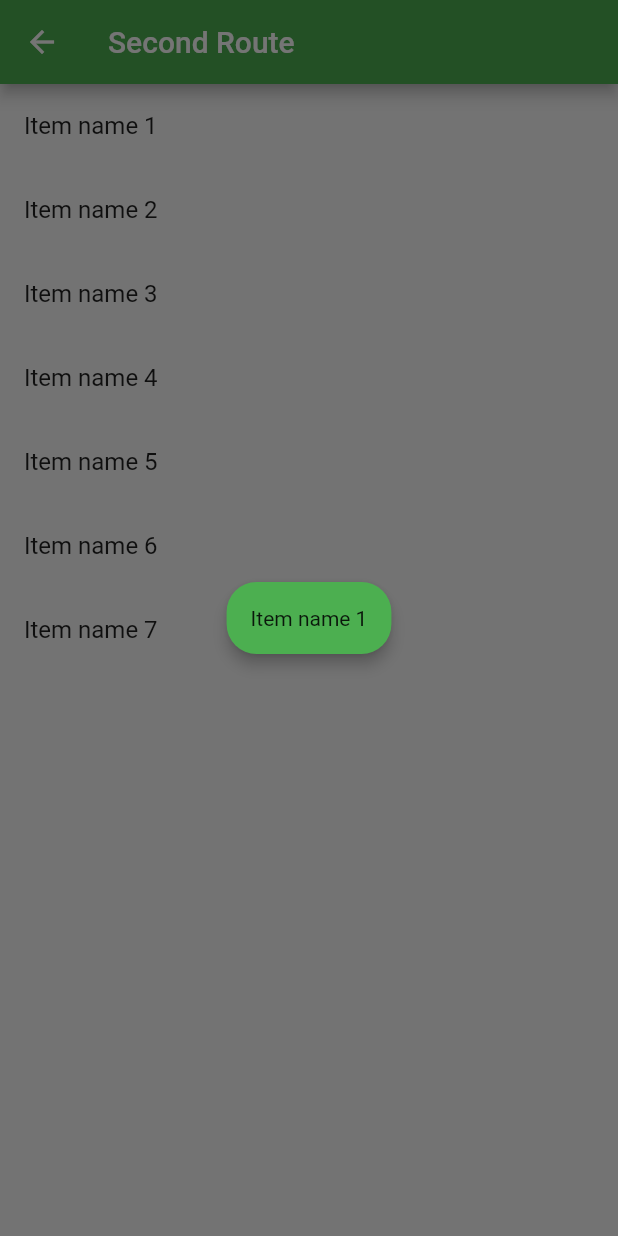
After one commit to advaithhl/AHLGroceries, a Flutter app: the StorePage screen opened directly, after a tap on "Item name 1", on a phone screen of 412 x 824 dp. The commit adds this screen. Run offline on Flutter 3.47's test engine with Material 2 defaults, Android fonts, the phone set to English and light mode, and no system bars.

Commit message:
Show item when tapped

```diff
--- /dev/null
+++ b/lib/popups.dart
@@ -0,0 +1,74 @@
+import 'package:flutter/cupertino.dart';
+import 'package:flutter/material.dart';
+
+class PopupCardRoute<T> extends PageRoute<T> {
+  PopupCardRoute({
+    required WidgetBuilder builder,
+    bool fullscreenDialog = false,
+  })  : _builder = builder,
+        super(fullscreenDialog: fullscreenDialog);
+
+  final WidgetBuilder _builder;
+
+  @override
+  bool get opaque => false;
+
+  @override
+  bool get barrierDismissible => true;
+
+  @override
+  Duration get transitionDuration => const Duration(milliseconds: 300);
+
+  @override
+  bool get maintainState => true;
+
+  @override
+  Color get barrierColor => Colors.black54;
+
+  @override
+  Widget buildTransitions(BuildContext context, Animation<double> animation,
+      Animation<double> secondaryAnimation, Widget child) {
+    return child;
+  }
+
+  @override
+  Widget buildPage(BuildContext context, Animation<double> animation,
+      Animation<double> secondaryAnimation) {
+    return _builder(context);
+  }
+
+  @override
+  String get barrierLabel => 'A popup of item being displayed.';
+}
+
+class PopupCard extends StatefulWidget {
+  final String item;
+
+  PopupCard({required this.item});
+
+  @override
+  _PopupCardState createState() => _PopupCardState();
+}
+
+class _PopupCardState extends State<PopupCard> {
+  @override
+  Widget build(BuildContext context) {
+    return Center(
+      child: Padding(
+        padding: const EdgeInsets.all(32.0),
+        child: Material(
+          color: Colors.green,
+          elevation: 4,
+          shape:
+              RoundedRectangleBorder(borderRadius: BorderRadius.circular(20)),
+          child: SingleChildScrollView(
+            child: Padding(
+              padding: const EdgeInsets.all(16.0),
+              child: Text(widget.item)
+            ),
+          ),
+        ),
+      ),
+    );
+  }
+}
--- a/lib/storepage.dart
+++ b/lib/storepage.dart
@@ -1,3 +1,4 @@
+import 'package:ahl_groceries/popups.dart';
 import 'package:flutter/material.dart';
 
 class StorePage extends StatefulWidget {
@@ -44,6 +45,15 @@
               child: ListTile(
                 key: ValueKey(item),
                 title: Text(item),
+                onTap: () {
+                  Navigator.of(context).push(
+                    PopupCardRoute(
+                      builder: (context) => PopupCard(
+                        item: item,
+                      ),
+                    ),
+                  );
+                },
               ),
               onDismissed: (direction) {
                 setState(() {
```
